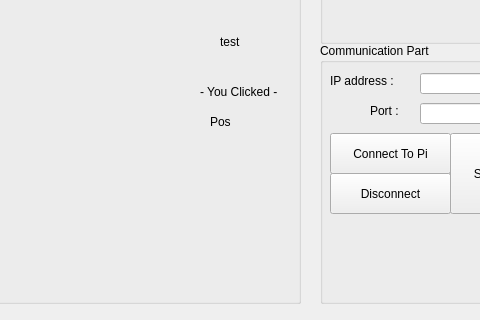
Above: mainwindow.ui from canslab/piController before the change; both pictures show x 500 to 980 and y 247 to 567 of the 1082 by 567 pixel window. Below: the same form after it.
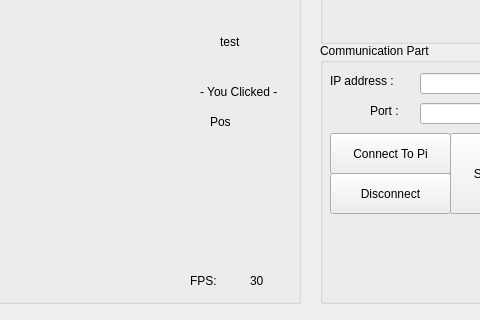
That is the form after the change.

Patch:
```diff
--- a/mainwindow.ui
+++ b/mainwindow.ui
@@ -261,6 +261,32 @@
       <string>- You Clicked -</string>
      </property>
     </widget>
+    <widget class="QLabel" name="label_3">
+     <property name="geometry">
+      <rect>
+       <x>680</x>
+       <y>510</y>
+       <width>41</width>
+       <height>16</height>
+      </rect>
+     </property>
+     <property name="text">
+      <string>FPS:</string>
+     </property>
+    </widget>
+    <widget class="QLabel" name="fpsLabel">
+     <property name="geometry">
+      <rect>
+       <x>740</x>
+       <y>510</y>
+       <width>41</width>
+       <height>16</height>
+      </rect>
+     </property>
+     <property name="text">
+      <string>30</string>
+     </property>
+    </widget>
    </widget>
   </widget>
  </widget>
```
